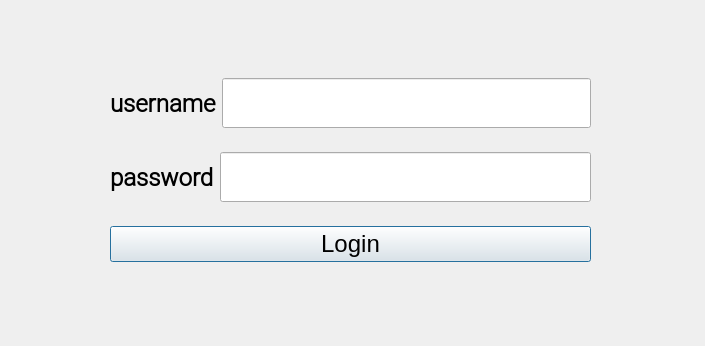
Before: the Qt Designer form database/schoolmanagement/login_form.ui in msa-sadeghi/ehsan_sabouri, drawn with Qt 5.
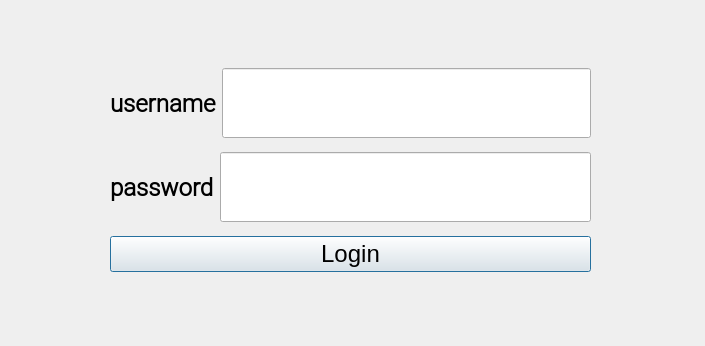
After: the same form once the commit is applied.

```diff
--- a/database/schoolmanagement/login_form.ui
+++ b/database/schoolmanagement/login_form.ui
@@ -60,7 +60,7 @@
         <property name="minimumSize">
          <size>
           <width>200</width>
-          <height>50</height>
+          <height>70</height>
          </size>
         </property>
        </widget>
@@ -95,7 +95,7 @@
         <property name="minimumSize">
          <size>
           <width>0</width>
-          <height>50</height>
+          <height>70</height>
          </size>
         </property>
        </widget>
```
